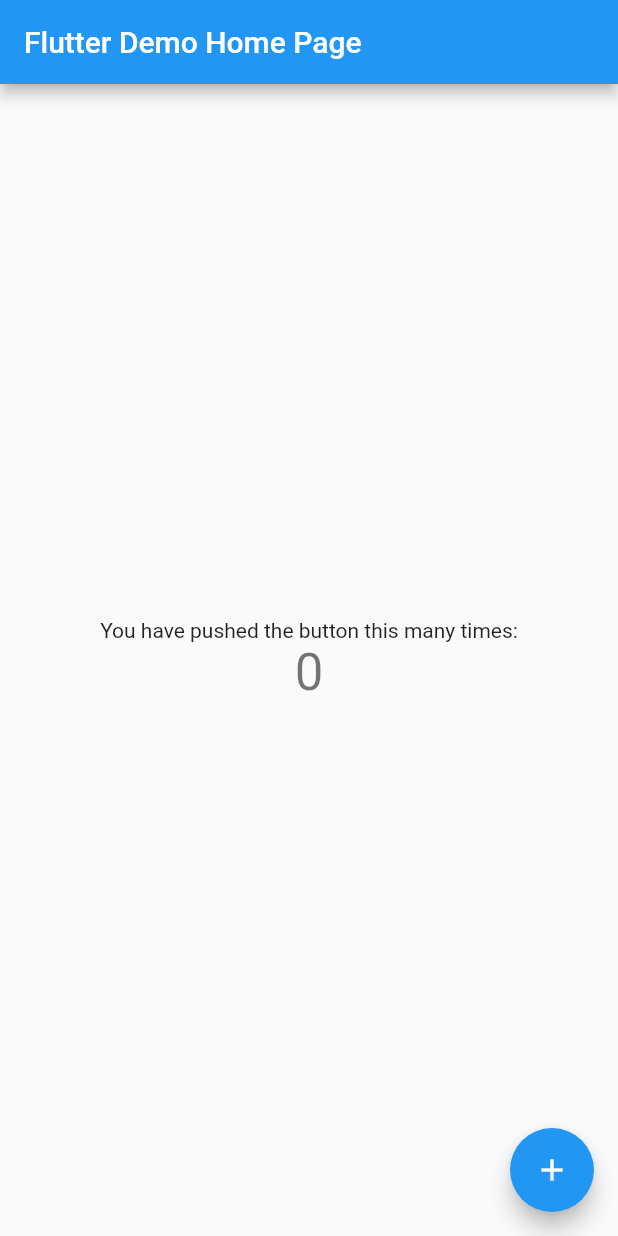
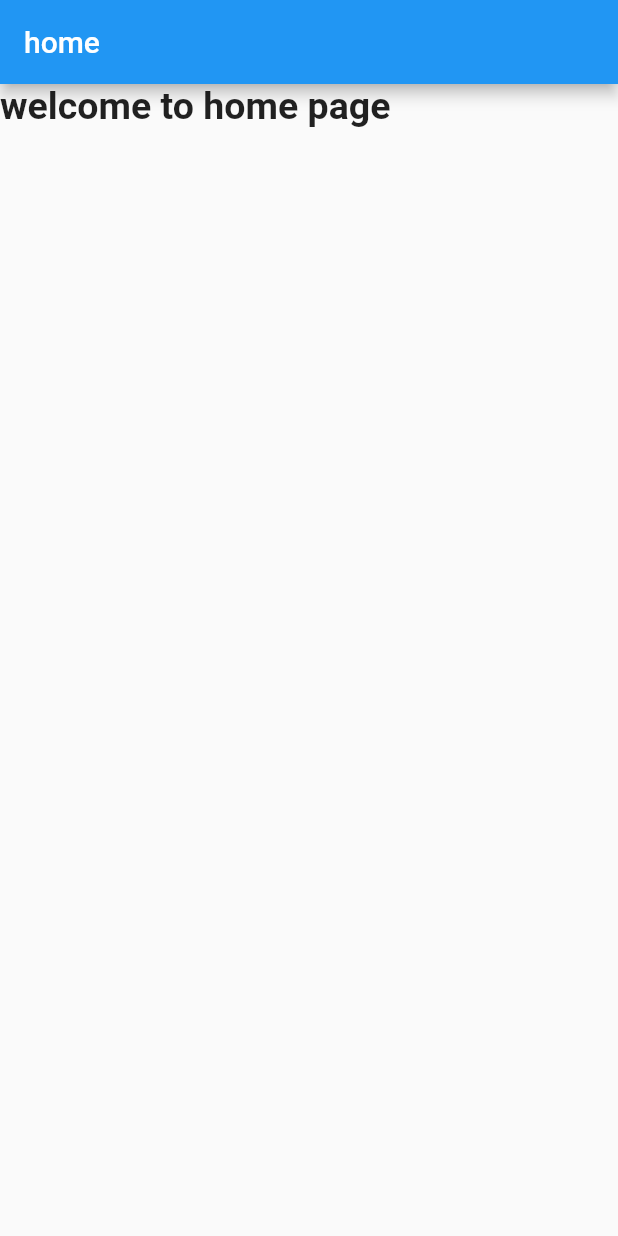
Before and after one commit to Aminejemmali/ia_app, a Flutter app: the screen it shows after launch, on a phone screen of 412 x 824 dp. Run offline on Flutter 3.47's test engine with Material 2 defaults, Android fonts, the phone set to English and light mode, and no system bars.

Commit message:
home page

```diff
--- a/lib/main.dart
+++ b/lib/main.dart
@@ -1,4 +1,5 @@
 import 'package:flutter/material.dart';
+import 'screens/home.dart';
 
 void main() {
   runApp(const MyApp());
@@ -11,105 +12,7 @@
   @override
   Widget build(BuildContext context) {
     return MaterialApp(
-      title: 'Flutter Demo',
-      theme: ThemeData(
-        // This is the theme of your application.
-        //
-        // Try running your application with "flutter run". You'll see the
-        // application has a blue toolbar. Then, without quitting the app, try
-        // changing the primarySwatch below to Colors.green and then invoke
-        // "hot reload" (press "r" in the console where you ran "flutter run",
-        // or simply save your changes to "hot reload" in a Flutter IDE).
-        // Notice that the counter didn't reset back to zero; the application
-        // is not restarted.
-        primarySwatch: Colors.blue,
-      ),
-      home: const MyHomePage(title: 'Flutter Demo Home Page'),
+      home: Home(),
     );
   }
 }
-
-class MyHomePage extends StatefulWidget {
-  const MyHomePage({super.key, required this.title});
-
-  // This widget is the home page of your application. It is stateful, meaning
-  // that it has a State object (defined below) that contains fields that affect
-  // how it looks.
-
-  // This class is the configuration for the state. It holds the values (in this
-  // case the title) provided by the parent (in this case the App widget) and
-  // used by the build method of the State. Fields in a Widget subclass are
-  // always marked "final".
-
-  final String title;
-
-  @override
-  State<MyHomePage> createState() => _MyHomePageState();
-}
-
-class _MyHomePageState extends State<MyHomePage> {
-  int _counter = 0;
-
-  void _incrementCounter() {
-    setState(() {
-      // This call to setState tells the Flutter framework that something has
-      // changed in this State, which causes it to rerun the build method below
-      // so that the display can reflect the updated values. If we changed
-      // _counter without calling setState(), then the build method would not be
-      // called again, and so nothing would appear to happen.
-      _counter++;
-    });
-  }
-
-  @override
-  Widget build(BuildContext context) {
-    // This method is rerun every time setState is called, for instance as done
-    // by the _incrementCounter method above.
-    //
-    // The Flutter framework has been optimized to make rerunning build methods
-    // fast, so that you can just rebuild anything that needs updating rather
-    // than having to individually change instances of widgets.
-    return Scaffold(
-      appBar: AppBar(
-        // Here we take the value from the MyHomePage object that was created by
-        // the App.build method, and use it to set our appbar title.
-        title: Text(widget.title),
-      ),
-      body: Center(
-        // Center is a layout widget. It takes a single child and positions it
-        // in the middle of the parent.
-        child: Column(
-          // Column is also a layout widget. It takes a list of children and
-          // arranges them vertically. By default, it sizes itself to fit its
-          // children horizontally, and tries to be as tall as its parent.
-          //
-          // Invoke "debug painting" (press "p" in the console, choose the
-          // "Toggle Debug Paint" action from the Flutter Inspector in Android
-          // Studio, or the "Toggle Debug Paint" command in Visual Studio Code)
-          // to see the wireframe for each widget.
-          //
-          // Column has various properties to control how it sizes itself and
-          // how it positions its children. Here we use mainAxisAlignment to
-          // center the children vertically; the main axis here is the vertical
-          // axis because Columns are vertical (the cross axis would be
-          // horizontal).
-          mainAxisAlignment: MainAxisAlignment.center,
-          children: <Widget>[
-            const Text(
-              'You have pushed the button this many times:',
-            ),
-            Text(
-              '$_counter',
-              style: Theme.of(context).textTheme.headlineMedium,
-            ),
-          ],
-        ),
-      ),
-      floatingActionButton: FloatingActionButton(
-        onPressed: _incrementCounter,
-        tooltip: 'Increment',
-        child: const Icon(Icons.add),
-      ), // This trailing comma makes auto-formatting nicer for build methods.
-    );
-  }
-}
--- /dev/null
+++ b/lib/screens/home.dart
@@ -0,0 +1,28 @@
+import 'package:flutter/material.dart';
+import 'package:flutter/src/widgets/framework.dart';
+import 'package:flutter/src/widgets/placeholder.dart';
+
+class Home extends StatelessWidget {
+  const Home({super.key});
+
+  @override
+  Widget build(BuildContext context) {
+    return  Scaffold(
+      appBar: AppBar(
+        title: Text("home "),
+
+
+
+
+       ),
+
+       body: Container(
+        child: Column(
+          children: [
+            Text("welcome to home page" , style: TextStyle(fontSize:25,fontWeight: FontWeight.bold ),)
+          ],
+        ),
+       ),
+    );
+  }
+}
```
Also changed, not shown: lib/home.dart (deleted).
